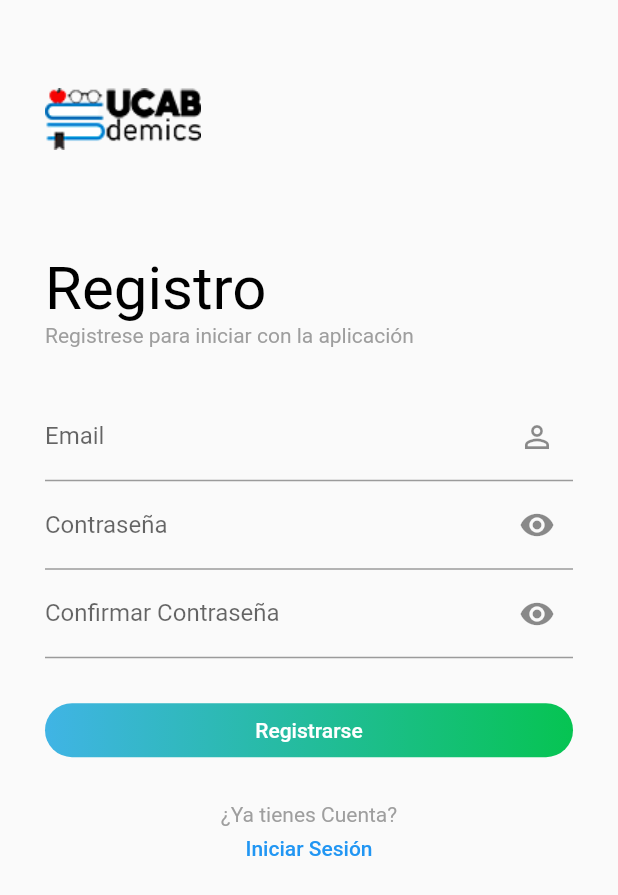
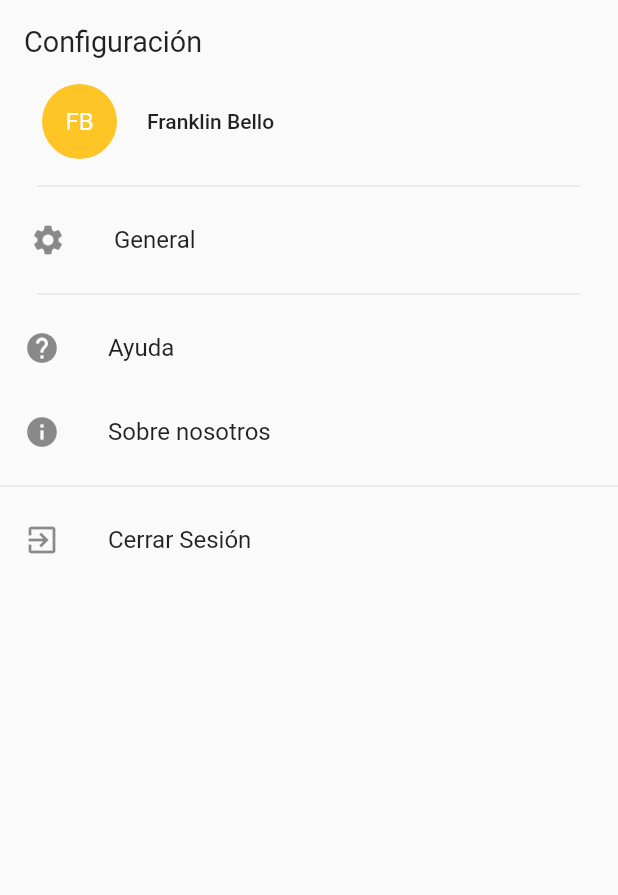
Before and after one commit to 3METS/UCABdemicsMobile, a Flutter app: the registerpage screen opened directly, after a tap on "Registrarse", on a phone screen of 412 x 824 dp. Shown: the top 895 px of the screen. Run offline on Flutter 3.47's test engine with Material 2 defaults, Android fonts, the phone set to English and light mode, and no system bars; Roboto replaces fonts that are missing (Poppins).

```diff
--- a/ucabdemicsmobile/lib/Views/Register/register_page.dart
+++ b/ucabdemicsmobile/lib/Views/Register/register_page.dart
@@ -1,4 +1,6 @@
 import 'package:flutter/material.dart';
+
+import 'package:ucabdemicsmobile/Views/Settings/setting_page.dart';
 
 import 'package:ucabdemicsmobile/sources/Constants/constats.dart';
 
@@ -139,7 +141,14 @@ class _registerpageState extends State<registerpage> {
         disabledColor: Colors.grey,
         disabledTextColor: Colors.black,
         splashColor: Colors.white10,
-        onPressed: () {},
+        onPressed: () {
+
+          final route = MaterialPageRoute(
+            builder: ( context ) => SettingPage()
+          );
+
+          Navigator.push(context, route);
+        },
         child: Text("Registrarse"),
       ),
     );
--- /dev/null
+++ b/ucabdemicsmobile/lib/Views/Settings/setting_page.dart
@@ -0,0 +1,68 @@
+import 'package:flutter/material.dart';
+
+import 'package:ucabdemicsmobile/Views/Login/login_page.dart';
+
+class SettingPage extends StatelessWidget {
+  @override
+  Widget build(BuildContext context) {
+    return Scaffold(
+      body: ListView(
+        children: <Widget>[
+          ListTile(
+            title: Text('Configuración', textScaleFactor: 1.2,),
+          ),
+          Container(
+            padding: EdgeInsets.symmetric(horizontal: 12.0),
+            child: FlatButton(
+              onPressed: () {},
+              child: Row(
+                children: <Widget>[
+                  CircleAvatar(
+                    child: Text('FB'),
+                    radius: 25.0,
+                    backgroundColor: Color(0xFFFFC526),
+                    foregroundColor: Colors.white,
+                  ),
+                  SizedBox(width: 20.0,),
+                  Text('Franklin Bello'),
+                ],
+              ),
+            ),
+          ),
+          SizedBox(height: 10.0,),
+          Divider(indent: 25.0,endIndent: 25.0,),
+          ListTile(
+            contentPadding: EdgeInsets.symmetric(horizontal: 20.0),
+            title: Text('General'),
+            leading: Icon(Icons.settings),
+            onTap: () {}
+          ),
+          Divider(indent: 25.0,endIndent: 25.0,),
+          ListTile(
+            title: Text('Ayuda'),
+            leading: Icon(Icons.help),
+            onTap: () {}
+          ),
+          ListTile(
+            title: Text('Sobre nosotros'),
+            leading: Icon(Icons.info),
+            onTap: () {},
+          ),
+          Divider(),
+          ListTile(
+            title: Text('Cerrar Sesión'),
+            leading: Icon(Icons.exit_to_app),
+            onTap: () {
+
+              final route = MaterialPageRoute(
+                builder: ( context ) => LoginPage()
+              );
+              Navigator.push(context, route);
+
+            },
+          ),
+        ]
+      ),
+    );
+  }
+}
```
